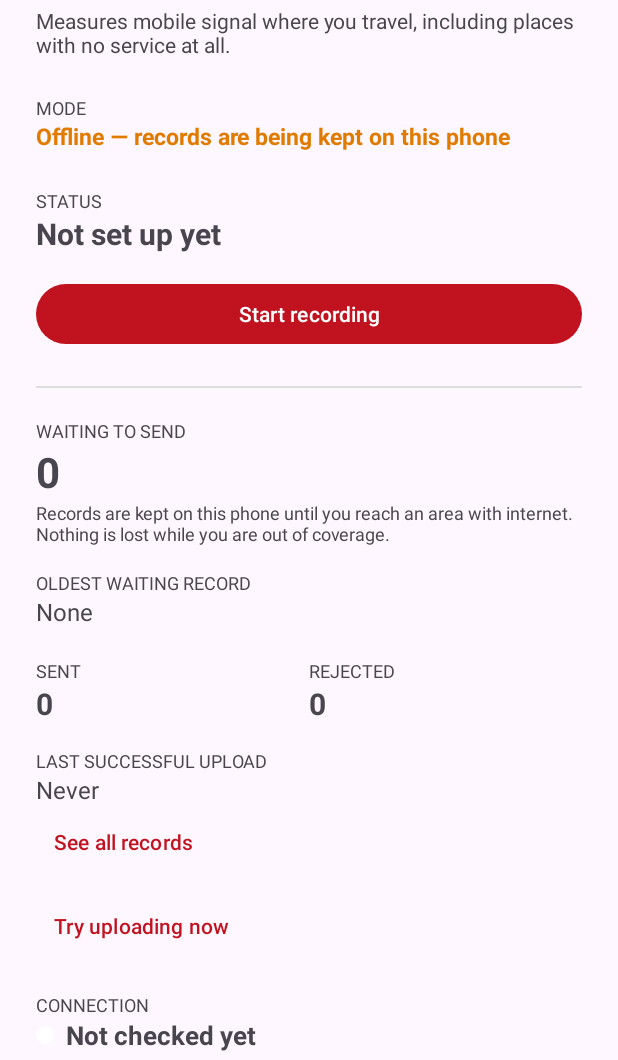
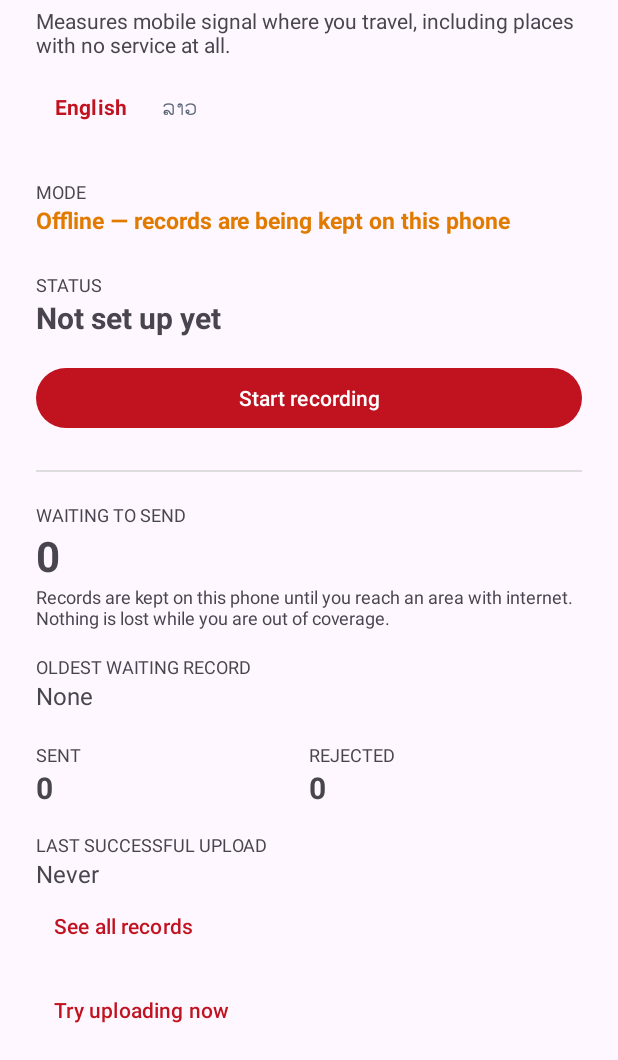
Before and after one commit to Kavu1000/aipnicmp, an Android app: the screen it shows after launch (MainActivity), on a phone screen of 412 x 824 dp, the part 176-1236 px from its top. Run offline under Robolectric (Android 15) with nearby library versions, the phone set to English and light mode, and no system bars; 1 statement that could not run was skipped.

Commit message:
Let the collector choose Lao without changing the whole phone
The translation has been complete for several builds, but it only
appeared when the entire device was set to Lao. A collector is usually
handed a phone configured by somebody else, and switching the whole
system to read one app is not a reasonable thing to ask of them — so in
practice the Lao strings were reaching almost nobody.

English and ລາວ now sit under the title, with the active one marked.
AppCompat persists the choice and recreates the activity only, so a
collection run in progress is unaffected: the language changes, the
recording does not stop.

locales_config declares both languages, which Android 13 uses for its
per-app language setting and AppCompat uses on everything older —
which is most of what the pilot will actually run on.

Co-Authored-By: Claude Opus 5 <noreply@anthropic.com>

```diff
--- a/android/app/src/main/java/la/aipnicmp/collector/ui/MainActivity.kt
+++ b/android/app/src/main/java/la/aipnicmp/collector/ui/MainActivity.kt
@@ -12,6 +12,8 @@ import android.view.View
 import androidx.activity.result.contract.ActivityResultContracts
 import androidx.appcompat.app.AlertDialog
 import androidx.appcompat.app.AppCompatActivity
+import androidx.appcompat.app.AppCompatDelegate
+import androidx.core.os.LocaleListCompat
 import androidx.core.content.ContextCompat
 import androidx.lifecycle.lifecycleScope
 import kotlinx.coroutines.Dispatchers
@@ -91,6 +93,8 @@ class MainActivity : AppCompatActivity() {
         binding.saveServerButton.setOnClickListener { onSaveServer() }
         binding.checkConnectionButton.setOnClickListener { onCheckConnection() }
         binding.resetServerButton.setOnClickListener { onResetServer() }
+        binding.languageEnglish.setOnClickListener { setLanguage("en") }
+        binding.languageLao.setOnClickListener { setLanguage("lo") }
         binding.toggleButton.setOnClickListener { onToggle() }
         binding.recordsButton.setOnClickListener {
             startActivity(Intent(this, RecordsActivity::class.java))
@@ -294,6 +298,31 @@ class MainActivity : AppCompatActivity() {
             }
     }
 
+    /**
+     * Switch the app's language without touching the phone's.
+     *
+     * A collector is often handed a device configured by someone else, and
+     * changing the whole phone to read one app is not a reasonable thing to ask.
+     * AppCompat persists the choice and recreates the activity, so the running
+     * collection service is untouched — the language changes, the recording does
+     * not stop.
+     */
+    private fun setLanguage(tag: String) {
+        AppCompatDelegate.setApplicationLocales(LocaleListCompat.forLanguageTags(tag))
+    }
+
+    /** Marks the language currently in use, so the choice is visible. */
+    private fun showLanguage() {
+        val current = AppCompatDelegate.getApplicationLocales()
+            .takeIf { !it.isEmpty }?.get(0)?.language
+            ?: resources.configuration.locales[0].language
+        val lao = current == "lo"
+        binding.languageLao.setTypeface(null, if (lao) android.graphics.Typeface.BOLD else android.graphics.Typeface.NORMAL)
+        binding.languageEnglish.setTypeface(null, if (lao) android.graphics.Typeface.NORMAL else android.graphics.Typeface.BOLD)
+        binding.languageLao.setTextColor(getColor(if (lao) R.color.primary else R.color.muted))
+        binding.languageEnglish.setTextColor(getColor(if (lao) R.color.muted else R.color.primary))
+    }
+
     private fun hasForegroundLocation(): Boolean =
         ContextCompat.checkSelfPermission(this, Manifest.permission.ACCESS_FINE_LOCATION) ==
             PackageManager.PERMISSION_GRANTED
@@ -384,6 +413,8 @@ class MainActivity : AppCompatActivity() {
 
         // Shown rather than editable. A collector who has to phone for help
         // should be able to read out where the app is pointing.
+        showLanguage()
+
         binding.serverDisplay.text = prefs.apiBaseUrl
         binding.serverDisplay.setTextColor(
             getColor(if (prefs.apiBaseUrlIsCustom) R.color.calls_only else R.color.muted)
--- a/android/app/src/main/res/layout/activity_main.xml
+++ b/android/app/src/main/res/layout/activity_main.xml
@@ -23,6 +23,34 @@
             android:layout_marginTop="4dp"
             android:text="@string/app_tagline"
             android:textSize="14sp" />
+
+        <!--
+          In-app, not only in system settings. A collector handed a phone set up
+          by somebody else should be able to read the screen without changing
+          the language of the whole device.
+        -->
+        <LinearLayout
+            android:layout_width="match_parent"
+            android:layout_height="wrap_content"
+            android:layout_marginTop="8dp"
+            android:orientation="horizontal">
+
+            <Button
+                android:id="@+id/languageEnglish"
+                style="?attr/borderlessButtonStyle"
+                android:layout_width="wrap_content"
+                android:layout_height="wrap_content"
+                android:minWidth="0dp"
+                android:text="@string/language_english" />
+
+            <Button
+                android:id="@+id/languageLao"
+                style="?attr/borderlessButtonStyle"
+                android:layout_width="wrap_content"
+                android:layout_height="wrap_content"
+                android:minWidth="0dp"
+                android:text="@string/language_lao" />
+        </LinearLayout>
 
         <TextView
             android:id="@+id/permissionWarning"
--- a/android/app/src/main/res/values/strings.xml
+++ b/android/app/src/main/res/values/strings.xml
@@ -3,6 +3,8 @@
     <string name="app_name">Coverage Collector</string>
     <string name="app_tagline">Measures mobile signal where you travel, including places with no service at all.</string>
 
+    <string name="language_english">English</string>
+    <string name="language_lao">ລາວ</string>
     <string name="label_status">Status</string>
     <string name="status_not_enrolled">Not set up yet</string>
     <string name="status_enrolling">Setting up…</string>
```
Also changed, not shown: android/app/src/main/AndroidManifest.xml (+15 -0 lines), android/app/src/main/res/xml/locales_config.xml (added, +10 -0 lines), 1 other file.
